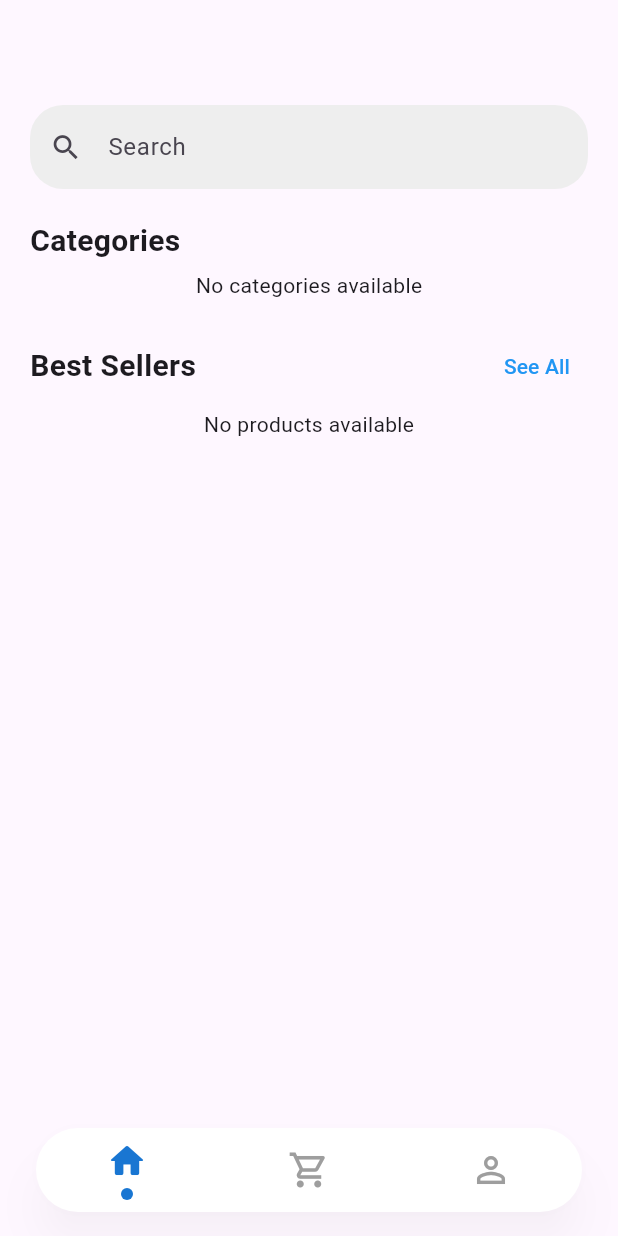
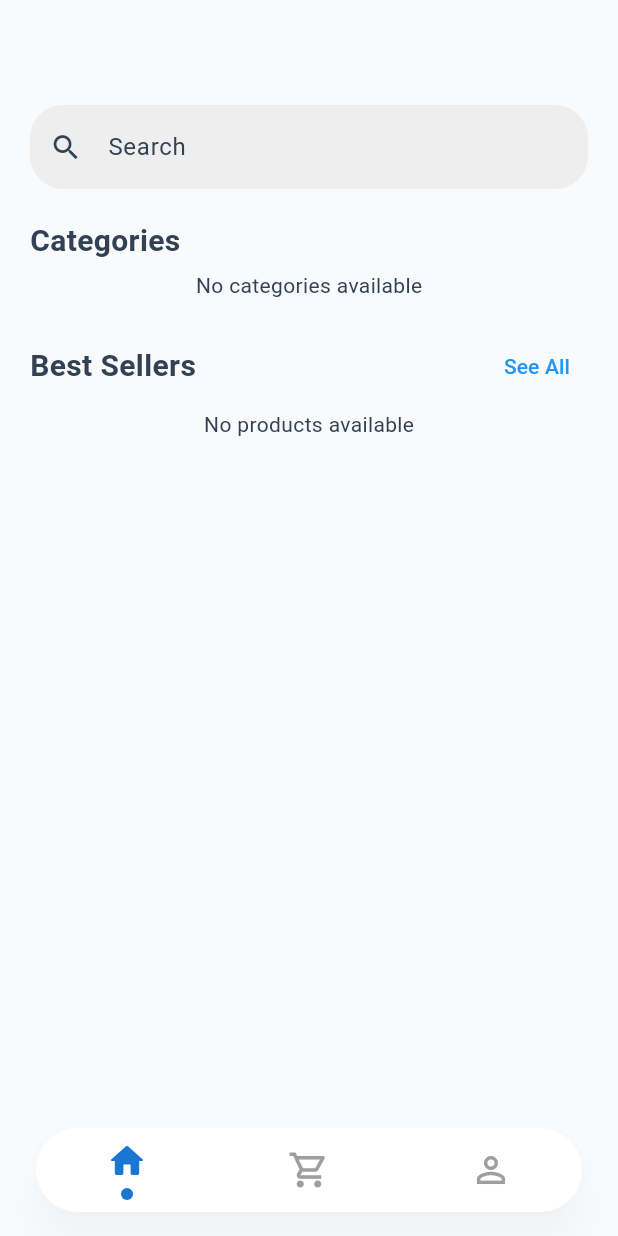
Before and after one commit to MooAli49/ecommerce, a Flutter app: the screen it shows after launch, on a phone screen of 412 x 824 dp. Run offline on Flutter 3.47's test engine with Material 3 defaults, Android fonts, the phone set to English and light mode, and no system bars; our stand-ins replace bloc, cloud_firestore, firebase_auth, firebase_core, flutter_bloc, font_awesome_flutter and 2 more; missing offline and left inert: flutter_facebook_auth; accounts and stored records are empty.

Commit message:
Refactor color management and update theme settings in ECommerceApp; enhance color schemes and improve UI component styles for better consistency and usability.

```diff
--- a/lib/core/theme/colors_manger.dart
+++ b/lib/core/theme/colors_manger.dart
@@ -1,10 +1,45 @@
-import 'package:flutter/cupertino.dart';
+import 'package:flutter/material.dart';
 
 class ColorsManger {
-  static const primaryColor = Color(0xFF6200EE); // Example color
-  static const secondaryColor = Color(0xFF03DAC6); // Example color
-  static const backgroundColor = Color(0xFFFFFFFF); // Example color
-  static const errorColor = Color(0xFFB00020); // Example color
+  // Main brand colors
+  static const primaryColor = Color(0xFF4F46E5); // Indigo 600
+  static const secondaryColor = Color(0xFF06B6D4); // Cyan 500
+  static const backgroundColor = Color(0xFFF8FAFC); // Gray 50
+  static const surfaceColor = Color(0xFFFFFFFF); // White
+  static const errorColor = Color(0xFFEF4444); // Red 500
+
+  // Text and icon colors
+  static const onPrimary = Color(0xFFFFFFFF);
+  static const onSecondary = Color(0xFF1E293B); // Gray 800
+  static const onBackground = Color(0xFF1E293B); // Gray 800
+  static const onSurface = Color(0xFF334155); // Gray 700
+  static const onError = Color(0xFFFFFFFF);
+
+  // Light color scheme
+  static final lightScheme = ColorScheme(
+    brightness: Brightness.light,
+    primary: primaryColor,
+    onPrimary: onPrimary,
+    secondary: secondaryColor,
+    onSecondary: onSecondary,
+    surface: surfaceColor,
+    onSurface: onSurface,
+    error: errorColor,
+    onError: onError,
+  );
+
+  // Dark color scheme (optional, for future use)
+  static final darkScheme = ColorScheme(
+    brightness: Brightness.dark,
+    primary: primaryColor,
+    onPrimary: onPrimary,
+    secondary: secondaryColor,
+    onSecondary: onSecondary,
+    surface: Color(0xFF27272A),
+    onSurface: Color(0xFFF8FAFC),
+    error: errorColor,
+    onError: onError,
+  );
 
   // Add more colors as needed
 }
--- a/lib/ecommerce_app.dart
+++ b/lib/ecommerce_app.dart
@@ -1,6 +1,8 @@
+import 'package:flutter/material.dart';
+
 import 'core/routing/app_router.dart';
 import 'core/routing/routes.dart';
-import 'package:flutter/material.dart';
+import 'core/theme/colors_manger.dart';
 
 class ECommerceApp extends StatelessWidget {
   const ECommerceApp({super.key, required this.appRouter});
@@ -10,6 +12,46 @@ class ECommerceApp extends StatelessWidget {
   Widget build(BuildContext context) {
     return MaterialApp(
       debugShowCheckedModeBanner: false,
+      theme: ThemeData(
+        colorScheme: ColorsManger.lightScheme,
+        scaffoldBackgroundColor: ColorsManger.backgroundColor,
+        appBarTheme: AppBarTheme(
+          backgroundColor: ColorsManger.primaryColor,
+          foregroundColor: ColorsManger.onPrimary,
+          elevation: 0,
+          iconTheme: const IconThemeData(color: ColorsManger.onPrimary),
+          titleTextStyle: const TextStyle(
+            color: ColorsManger.onPrimary,
+            fontWeight: FontWeight.bold,
+            fontSize: 20,
+          ),
+        ),
+        elevatedButtonTheme: ElevatedButtonThemeData(
+          style: ElevatedButton.styleFrom(
+            backgroundColor: ColorsManger.primaryColor,
+            foregroundColor: ColorsManger.onPrimary,
+            shape: RoundedRectangleBorder(
+              borderRadius: BorderRadius.circular(16),
+            ),
+            textStyle: const TextStyle(fontWeight: FontWeight.bold),
+          ),
+        ),
+        chipTheme: ChipThemeData(
+          backgroundColor: ColorsManger.secondaryColor.withOpacity(0.1),
+          labelStyle: const TextStyle(color: ColorsManger.onSecondary),
+          shape: RoundedRectangleBorder(
+            borderRadius: BorderRadius.circular(16),
+          ),
+        ),
+        inputDecorationTheme: InputDecorationTheme(
+          filled: true,
+          fillColor: ColorsManger.surfaceColor,
+          border: OutlineInputBorder(
+            borderRadius: BorderRadius.circular(12),
+            borderSide: BorderSide.none,
+          ),
+        ),
+      ),
       onGenerateRoute: appRouter.generateRoute,
       initialRoute: Routes.home,
     );
```
